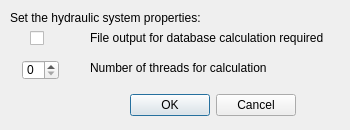
dabachma/ProMaIDes_src, file source_code/system_hydraulic/source_code/gui/HydGui_System_State_Dia.ui: the form before one commit.
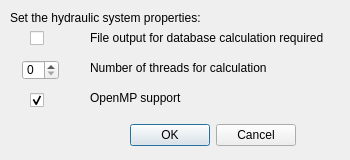
The form after the commit. Icons and pictures are not drawn.

Commit message: hyd_system: add openmp support

Diff of the .ui file:
```diff
--- a/source_code/system_hydraulic/source_code/gui/HydGui_System_State_Dia.ui
+++ b/source_code/system_hydraulic/source_code/gui/HydGui_System_State_Dia.ui
@@ -7,19 +7,19 @@
     <x>0</x>
     <y>0</y>
     <width>350</width>
-    <height>130</height>
+    <height>160</height>
    </rect>
   </property>
   <property name="minimumSize">
    <size>
     <width>350</width>
-    <height>130</height>
+    <height>160</height>
    </size>
   </property>
   <property name="maximumSize">
    <size>
     <width>350</width>
-    <height>130</height>
+    <height>160</height>
    </size>
   </property>
   <property name="windowTitle">
@@ -65,7 +65,7 @@
    <property name="geometry">
     <rect>
      <x>20</x>
-     <y>90</y>
+     <y>120</y>
      <width>276</width>
      <height>31</height>
     </rect>
@@ -139,6 +139,38 @@
     <string/>
    </property>
   </widget>
+  <widget class="QCheckBox" name="checkBox_openmp">
+   <property name="geometry">
+    <rect>
+     <x>30</x>
+     <y>90</y>
+     <width>31</width>
+     <height>20</height>
+    </rect>
+   </property>
+   <property name="toolTip">
+    <string>Check this box if OpenMP support should be used during calculation</string>
+   </property>
+   <property name="text">
+    <string/>
+   </property>
+   <property name="checked">
+    <bool>true</bool>
+   </property>
+  </widget>
+  <widget class="QLabel" name="label_4">
+   <property name="geometry">
+    <rect>
+     <x>90</x>
+     <y>90</y>
+     <width>221</width>
+     <height>16</height>
+    </rect>
+   </property>
+   <property name="text">
+    <string>OpenMP support</string>
+   </property>
+  </widget>
   <zorder>layoutWidget</zorder>
   <zorder>spinBox_threads</zorder>
   <zorder>checkBox_file_output</zorder>
```
Left out of the diff: 4 changed lines with no effect on the pictures. The commit also changes 31 other files.
